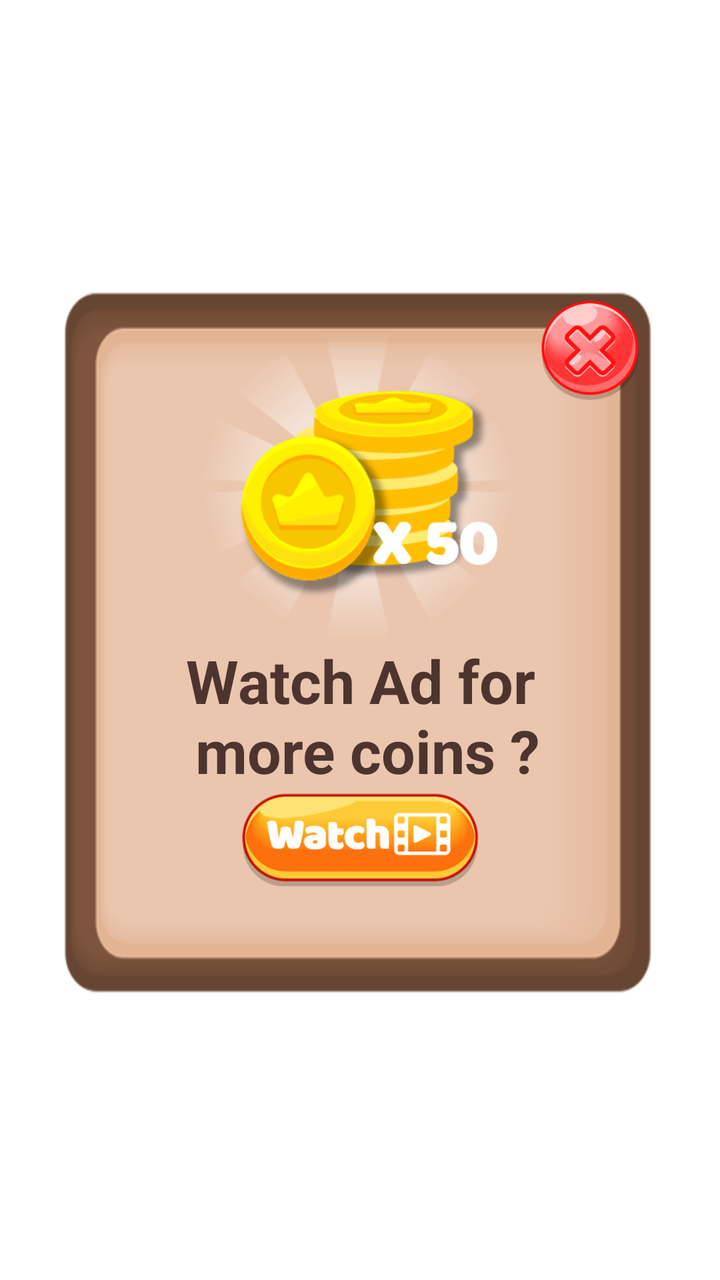
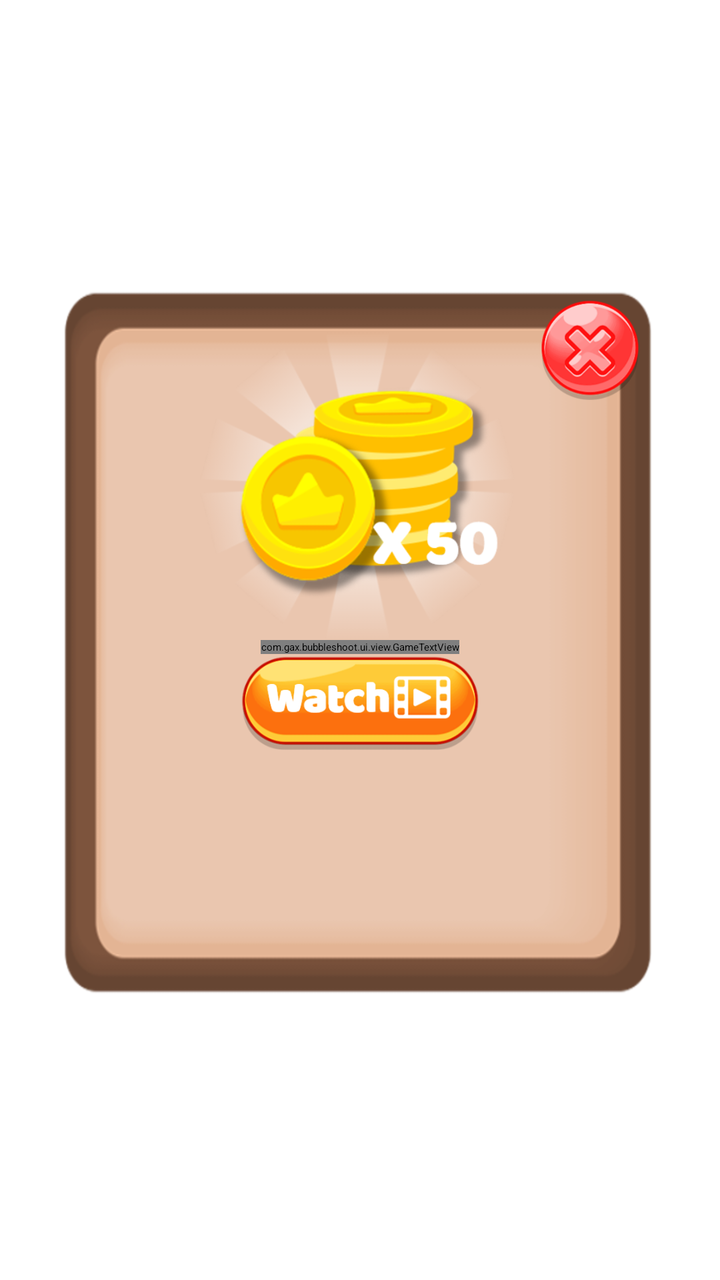

Screens rendered from an Android XML layout before and after an edit, with the pre-edit source and the edit as a unified diff.
<!-- AndroidManifest.xml: application theme Theme.App.Starting -->
<!-- res/layout/dialog_ad_coin.xml -->
<?xml version="1.0" encoding="utf-8"?>
<androidx.constraintlayout.widget.ConstraintLayout
    xmlns:android="http://schemas.android.com/apk/res/android"
    xmlns:app="http://schemas.android.com/apk/res-auto"
    xmlns:tools="http://schemas.android.com/tools"
    android:layout_width="match_parent"
    android:layout_height="match_parent"
    tools:ignore="ContentDescription">

    <ImageView
        android:id="@+id/image_dialog"
        android:layout_width="@dimen/dialog_width"
        android:layout_height="0dp"
        android:background="@drawable/dialog"
        app:layout_constraintBottom_toBottomOf="parent"
        app:layout_constraintDimensionRatio="5:6"
        app:layout_constraintEnd_toEndOf="parent"
        app:layout_constraintStart_toStartOf="parent"
        app:layout_constraintTop_toTopOf="parent" />

    <ImageView
        android:id="@+id/image_coin"
        android:layout_width="@dimen/btn_width"
        android:layout_height="@dimen/btn_width"
        android:layout_marginTop="@dimen/margin_20"
        android:src="@drawable/product_coin_50"
        app:layout_constraintDimensionRatio="1:1"
        app:layout_constraintEnd_toEndOf="@id/image_dialog"
        app:layout_constraintStart_toStartOf="@id/image_dialog"
        app:layout_constraintTop_toTopOf="@id/image_dialog" />

    <TextView
        android:id="@+id/txt_coin"
        android:layout_width="wrap_content"
        android:layout_height="wrap_content"
        app:fontFamily="@font/baloo"
        android:gravity="center"
        android:text="@string/txt_ad_more_coins"
        android:textColor="@color/brown"
        android:textSize="@dimen/txt_dialog_small_size"
        android:textStyle="bold"
        app:layout_constraintEnd_toEndOf="@id/image_dialog"
        app:layout_constraintStart_toStartOf="@id/image_dialog"
        app:layout_constraintTop_toBottomOf="@id/image_coin" />

    <ImageButton
        android:id="@+id/btn_cancel"
        android:layout_width="@dimen/btn_round_width"
        android:layout_height="@dimen/btn_round_width"
        android:layout_margin="@dimen/margin_10"
        android:background="@drawable/btn_cancel"
        app:layout_constraintEnd_toEndOf="@id/image_dialog"
        app:layout_constraintTop_toTopOf="@id/image_dialog" />

    <ImageButton
        android:id="@+id/btn_watch_ad"
        android:layout_width="@dimen/btn_small_width"
        android:layout_height="0dp"
        android:background="@drawable/btn_watch_ad"
        app:layout_constraintDimensionRatio="5:2"
        app:layout_constraintEnd_toEndOf="@id/image_dialog"
        app:layout_constraintStart_toStartOf="@id/image_dialog"
        app:layout_constraintTop_toBottomOf="@id/txt_coin" />

</androidx.constraintlayout.widget.ConstraintLayout>
<!-- resources referenced by this layout -->
<resources>
  <color name="brown">#4E342E</color>
  <dimen name="btn_round_width">50dp</dimen>
  <dimen name="btn_small_width">120dp</dimen>
  <dimen name="btn_width">160dp</dimen>
  <dimen name="dialog_width">300dp</dimen>
  <dimen name="margin_10">10dp</dimen>
  <dimen name="margin_20">20dp</dimen>
  <dimen name="txt_dialog_small_size">30sp</dimen>
  <!-- drawable btn_cancel: png bitmap (drawable, 32030 bytes) -->
  <!-- drawable btn_watch_ad: png bitmap (drawable, 37358 bytes) -->
  <!-- drawable dialog: png bitmap (drawable, 19055 bytes) -->
  <!-- drawable product_coin_50: png bitmap (drawable, 108248 bytes) -->
  <string name="txt_ad_more_coins">Watch Ad for\n more coins ?</string>
  <style name="Theme.App.Starting" parent="Theme.SplashScreen">
          
          <item name="windowSplashScreenBackground">@color/brown</item>
          
          
          <item name="postSplashScreenTheme">@style/Theme.AnimalsPop</item>
      </style>
  <style name="Theme.AnimalsPop" parent="Theme.MaterialComponents.DayNight.NoActionBar">
          
          <item name="colorPrimary">@color/purple_500</item>
          <item name="colorPrimaryVariant">@color/purple_700</item>
          <item name="colorOnPrimary">@color/white</item>
          
          <item name="colorSecondary">@color/teal_200</item>
          <item name="colorSecondaryVariant">@color/teal_700</item>
          <item name="colorOnSecondary">@color/black</item>
          
          <item name="android:statusBarColor" tools:targetApi="l">?attr/colorPrimaryVariant</item>
          
      </style>
  <color name="purple_500">#FF6200EE</color>
  <color name="purple_700">#FF3700B3</color>
  <color name="white">#FFFFFFFF</color>
  <color name="teal_200">#FF03DAC5</color>
  <color name="teal_700">#FF018786</color>
  <color name="black">#FF000000</color>
</resources>

<!-- the commit's change to res/layout/dialog_ad_coin.xml (unified diff, before → after) -->
@@ -29,7 +29,7 @@
         app:layout_constraintStart_toStartOf="@id/image_dialog"
         app:layout_constraintTop_toTopOf="@id/image_dialog" />
 
-    <TextView
+    <com.gax.bubbleshoot.ui.view.GameTextView
         android:id="@+id/txt_coin"
         android:layout_width="wrap_content"
         android:layout_height="wrap_content"
